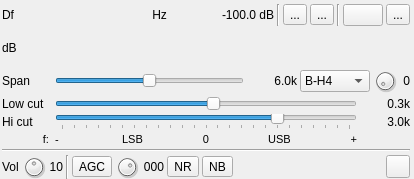
Qt form plugins/channelrx/wdsprx/wdsprxgui.ui (f4exb/sdrangel) before a commit.
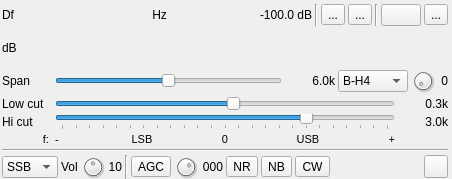
The same form after that commit. Icons and pictures are not drawn. Custom widgets are drawn as their Qt base class.

Commit message: WDSP receiver: implemmted noise blanker and CW peaking filter

The edit to the form file:
```diff
--- a/plugins/channelrx/wdsprx/wdsprxgui.ui
+++ b/plugins/channelrx/wdsprx/wdsprxgui.ui
@@ -6,7 +6,7 @@
    <rect>
     <x>0</x>
     <y>0</y>
-    <width>414</width>
+    <width>452</width>
     <height>179</height>
    </rect>
   </property>
@@ -18,7 +18,7 @@
   </property>
   <property name="minimumSize">
    <size>
-    <width>414</width>
+    <width>452</width>
     <height>0</height>
    </size>
   </property>
@@ -36,13 +36,13 @@
     <rect>
      <x>0</x>
      <y>0</y>
-     <width>412</width>
+     <width>450</width>
      <height>181</height>
     </rect>
    </property>
    <property name="minimumSize">
     <size>
-     <width>412</width>
+     <width>450</width>
      <height>0</height>
     </size>
    </property>
@@ -752,6 +752,39 @@
     </item>
     <item>
      <layout class="QHBoxLayout" name="volumeLayout">
+      <item>
+       <widget class="QComboBox" name="demod">
+        <property name="maximumSize">
+         <size>
+          <width>60</width>
+          <height>16777215</height>
+         </size>
+        </property>
+        <property name="toolTip">
+         <string>Modulation  (right click for options)</string>
+        </property>
+        <item>
+         <property name="text">
+          <string>SSB</string>
+         </property>
+        </item>
+        <item>
+         <property name="text">
+          <string>AM</string>
+         </property>
+        </item>
+        <item>
+         <property name="text">
+          <string>SAM</string>
+         </property>
+        </item>
+        <item>
+         <property name="text">
+          <string>FM</string>
+         </property>
+        </item>
+       </widget>
+      </item>
       <item>
        <widget class="QLabel" name="volumeLabel">
         <property name="text">
@@ -890,6 +923,19 @@
         </property>
        </widget>
       </item>
+      <item>
+       <widget class="ButtonSwitch" name="cwPeaking">
+        <property name="toolTip">
+         <string>Toggle CW peaking filter (right click for options)</string>
+        </property>
+        <property name="text">
+         <string>CW</string>
+        </property>
+        <property name="checkable">
+         <bool>true</bool>
+        </property>
+       </widget>
+      </item>
       <item>
        <spacer name="horizontalSpacer">
         <property name="orientation">
```
Left out of the diff: 6 changed lines with no effect on the pictures. The commit also changes 19 other files.
